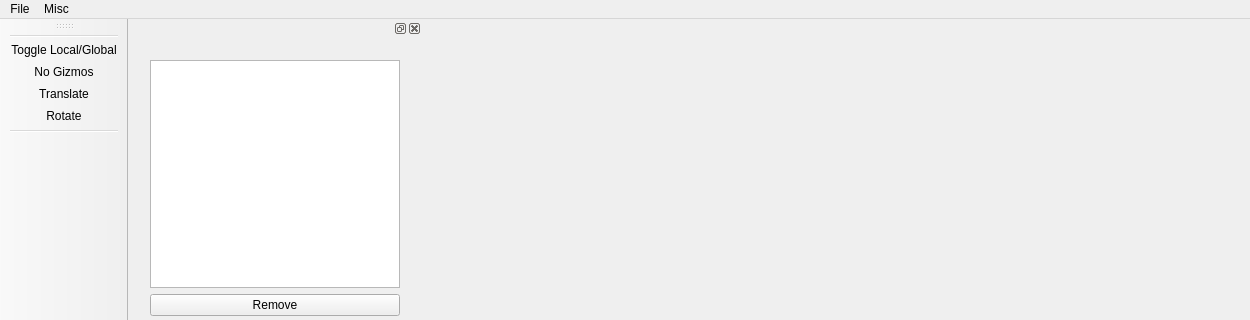
This is src/MainApplication/Gui/ui/MainWindow.ui in STORM-IRIT/Radium-Engine as Qt 5 draws it before an edit; both pictures show x 0 to 1250 and y 0 to 320 of the 1250 by 737 pixel window. The edited form follows.
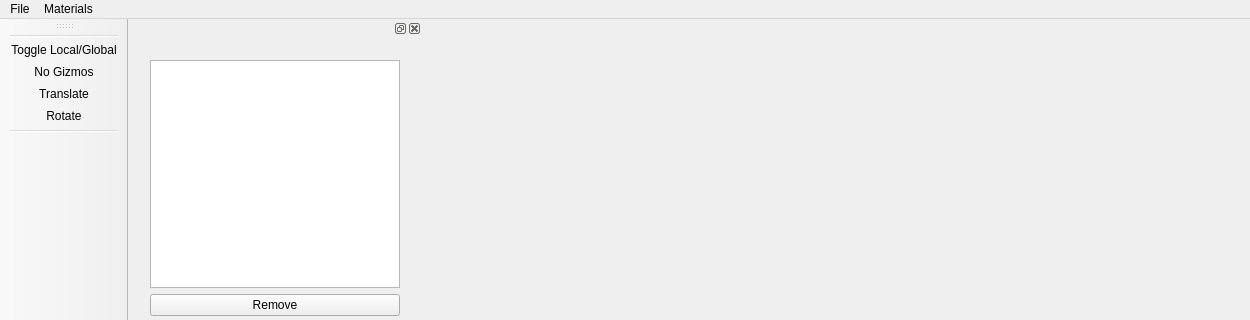
This is the edited form. Icons and pictures are not drawn. Custom widgets are drawn as their Qt base class.

Commit message: Material colors / shininess can now be updated from interface, textures todo

What changed in the file:
```diff
--- a/src/MainApplication/Gui/ui/MainWindow.ui
+++ b/src/MainApplication/Gui/ui/MainWindow.ui
@@ -40,7 +40,7 @@
      <x>0</x>
      <y>0</y>
      <width>1204</width>
-     <height>25</height>
+     <height>20</height>
     </rect>
    </property>
    <widget class="QMenu" name="menuFILE">
@@ -53,7 +53,7 @@
    </widget>
    <widget class="QMenu" name="menuMisc">
     <property name="title">
-     <string>Misc</string>
+     <string>Materials</string>
     </property>
     <addaction name="actionReload_Shaders"/>
    </widget>
```
Left out of the diff: 9 changed lines with no effect on the pictures. The commit also changes 15 other files.
